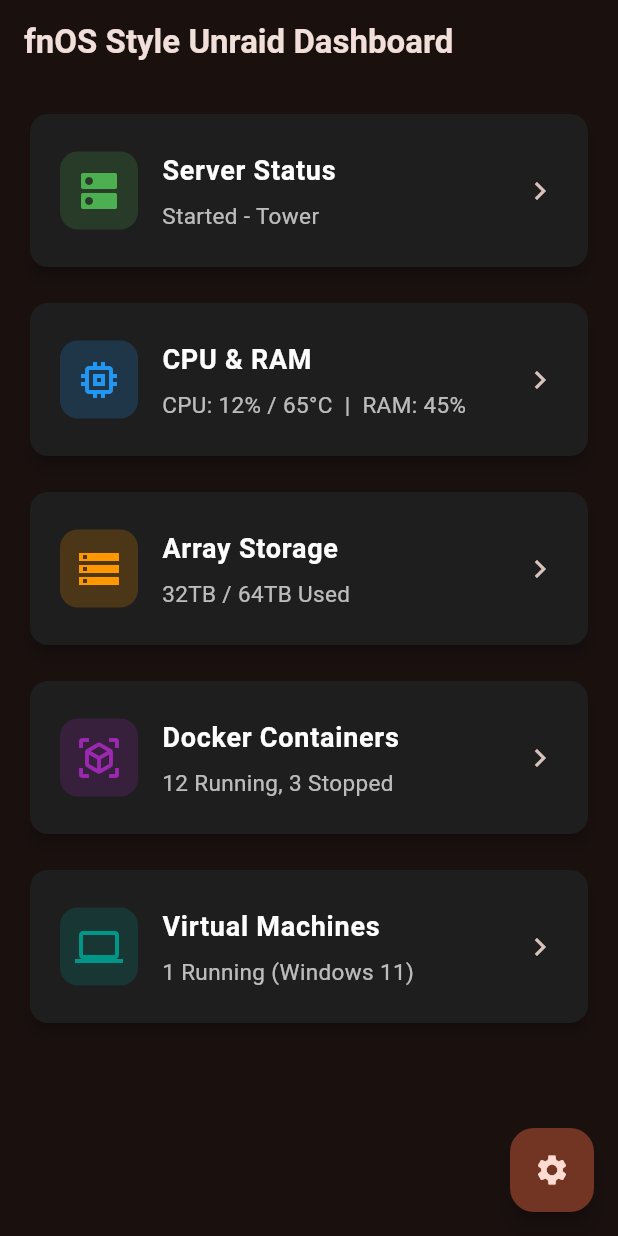
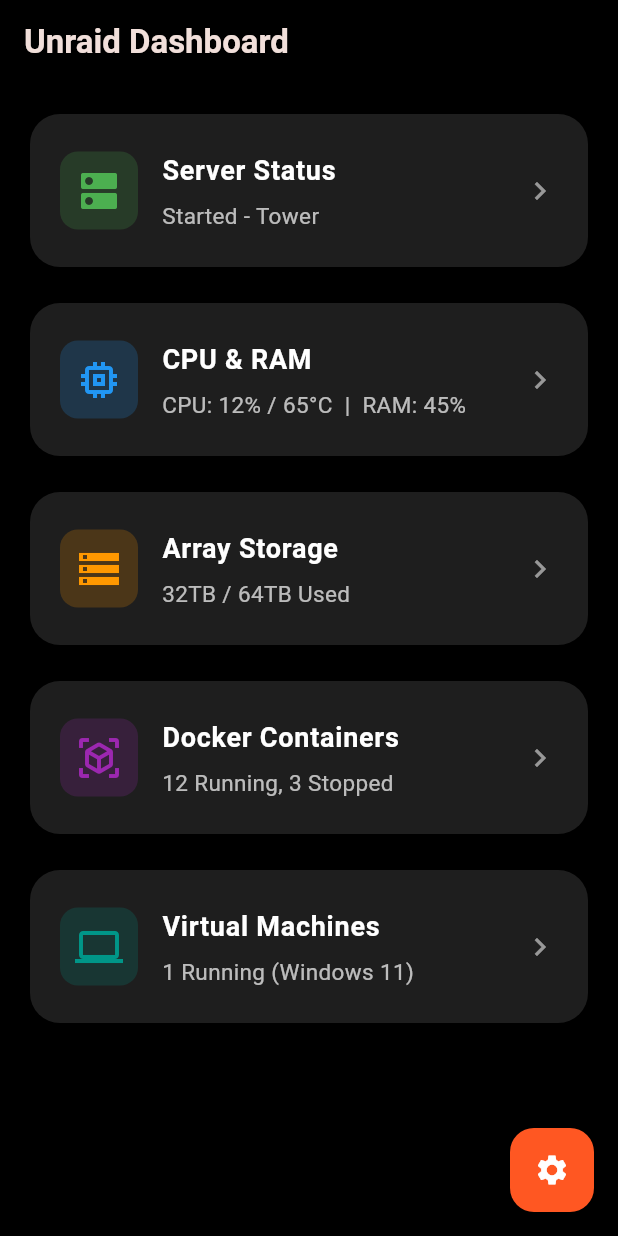
Before and after one commit to wangzh6859/Unraid-APP, a Flutter app: the screen it shows after launch, on a phone screen of 412 x 824 dp. Run offline on Flutter 3.47's test engine with Material 3 defaults, Android fonts, the phone set to English and light mode, and no system bars.

Commit message:
Fix UI compilation errors (RoundedRectangleBorder & white54)

```diff
--- a/lib/main.dart
+++ b/lib/main.dart
@@ -11,6 +11,7 @@
   Widget build(BuildContext context) {
     return MaterialApp(
       title: 'Unraid Manager',
+      debugShowCheckedModeBanner: false,
       theme: ThemeData(
         colorScheme: ColorScheme.fromSeed(
           seedColor: Colors.deepOrange,
@@ -29,8 +30,9 @@
   @override
   Widget build(BuildContext context) {
     return Scaffold(
+      backgroundColor: Colors.black,
       appBar: AppBar(
-        title: const Text('fnOS Style Unraid Dashboard', style: TextStyle(fontWeight: FontWeight.bold)),
+        title: const Text('Unraid Dashboard', style: TextStyle(fontWeight: FontWeight.bold)),
         elevation: 0,
         backgroundColor: Colors.transparent,
       ),
@@ -50,7 +52,8 @@
       ),
       floatingActionButton: FloatingActionButton(
         onPressed: () {},
-        child: const Icon(Icons.settings),
+        backgroundColor: Colors.deepOrange,
+        child: const Icon(Icons.settings, color: Colors.white),
       ),
     );
   }
@@ -58,7 +61,7 @@
   Widget _buildCard(String title, String subtitle, IconData icon, Color iconColor) {
     return Card(
       elevation: 4,
-      shape: RoundedRectangleBinding(borderRadius: BorderRadius.circular(20)),
+      shape: RoundedRectangleBorder(borderRadius: BorderRadius.circular(20)),
       color: const Color(0xFF1E1E1E),
       child: ListTile(
         contentPadding: const EdgeInsets.symmetric(horizontal: 20, vertical: 16),
@@ -75,7 +78,7 @@
           padding: const EdgeInsets.only(top: 6.0),
           child: Text(subtitle, style: const TextStyle(fontSize: 15, color: Colors.white70)),
         ),
-        trailing: const Icon(Icons.chevron_right, color: Colors.white50),
+        trailing: const Icon(Icons.chevron_right, color: Colors.white54),
       ),
     );
   }
```
